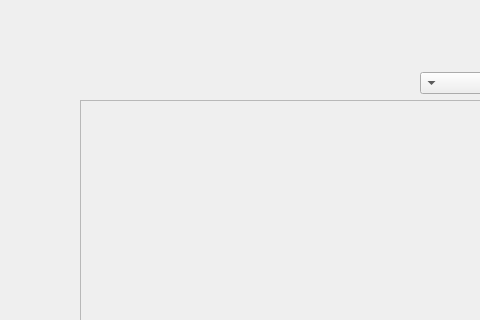
The window that University-resource-management/userpanel.ui (M-JavadHeydarpour/University-resource-management) describes before a commit, drawn with Qt 5; both pictures show x 0 to 480 and y 0 to 320 of the 797 by 491 pixel window.
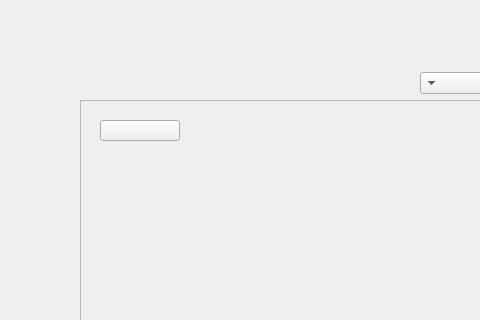
The same window after the commit. The open tabs and pages were chosen to show the change. Icons and pictures are not drawn.

Commit message: encapsulation of office objects and unit objects done

What changed in the file:
```diff
--- a/University-resource-management/userpanel.ui
+++ b/University-resource-management/userpanel.ui
@@ -479,6 +479,19 @@
         <property name="frameShadow">
          <enum>QFrame::Raised</enum>
         </property>
+        <widget class="QPushButton" name="pushButton_9">
+         <property name="geometry">
+          <rect>
+           <x>20</x>
+           <y>20</y>
+           <width>80</width>
+           <height>21</height>
+          </rect>
+         </property>
+         <property name="text">
+          <string/>
+         </property>
+        </widget>
        </widget>
       </widget>
       <widget class="QWidget" name="azmaieshgah">
```
Left out of the diff: 4 changed lines with no effect on the pictures. The commit also changes 1 other file.
